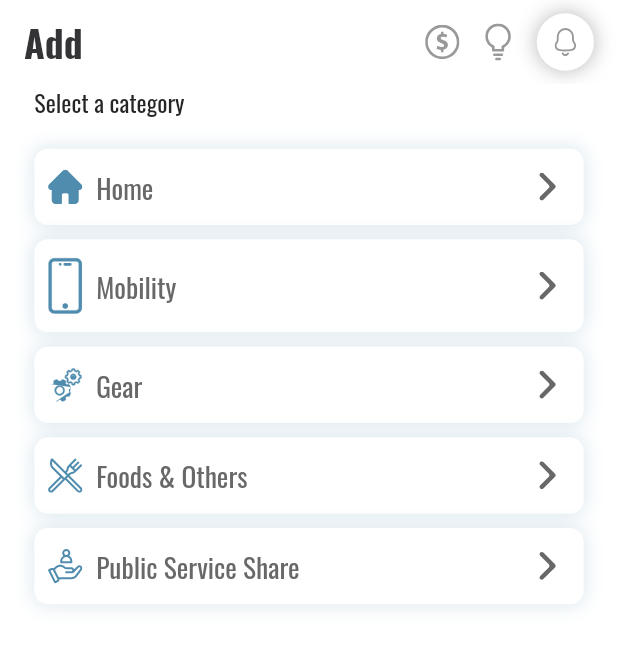
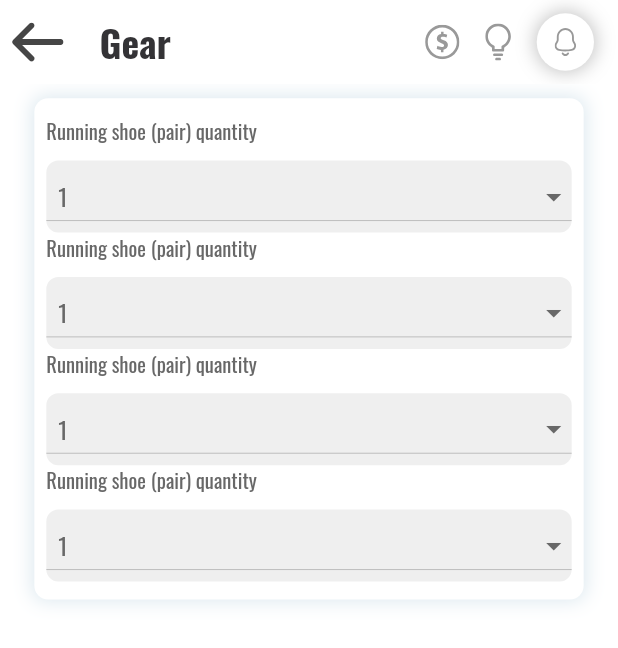
Before and after one commit to kilianjornet/outdoorfootprint, a Flutter app: the AddView screen opened by its route, after a tap on "Gear", on a phone screen of 412 x 824 dp. Shown: the top 648 px of the screen. Run offline on Flutter 3.47's test engine with Material 2 defaults, Android fonts, the phone set to English and light mode, and no system bars; our stand-ins replace connectivity_plus, flutter_screenutil, flutter_svg, get, google_fonts, image_picker; missing offline and left inert: fl_country_code_picker.

Commit message:
gear page added

```diff
--- a/lib/app/data/utils/color_manager.dart
+++ b/lib/app/data/utils/color_manager.dart
@@ -24,4 +24,5 @@ class ColorManager {
   static const cursor = Color(0xFF508CAE);
   static const secondaryField = Color(0xFFEFEFEF);
   static const iconColor = Color(0xFF508CAE);
+  static const dropdownColor = Color(0xFFEFEFEF);
 }
--- a/lib/app/data/utils/string_manager.dart
+++ b/lib/app/data/utils/string_manager.dart
@@ -32,6 +32,8 @@ class StringManager {
   static const enterValidPhoneNumber = 'Please enter a valid phone number';
   static const passwordMismatch = 'Password does not match';
   static const home = 'Home';
+  static const others = 'Others';
+  static const gear = 'Gear';
   static const calculator = 'Calculator';
   static const myFootprint = 'My Footprint';
   static const profile = 'Profile';
@@ -61,4 +63,5 @@ class StringManager {
   static const calculatorCat3 = 'Gear';
   static const calculatorCat4 = 'Foods & Others';
   static const calculatorCat5 = 'Public Service Share';
+  static const gearLabel1 = 'Running shoe (pair) quantity';
 }
--- a/lib/app/data/utils/widget_manager.dart
+++ b/lib/app/data/utils/widget_manager.dart
@@ -787,6 +787,131 @@ class WidgetManager {
     );
   }
 
+  static PreferredSizeWidget primaryAppBarWithBackButton({
+    required String title,
+    required AppBarType type,
+  }) {
+    String assetPath;
+    String tipPath;
+    String notificationPath;
+
+    switch (type) {
+      case AppBarType.primary:
+        assetPath = AssetManager.offsetD;
+        tipPath = AssetManager.tipD;
+        notificationPath = AssetManager.notificationD;
+        break;
+      case AppBarType.secondary:
+        assetPath = AssetManager.offsetD;
+        tipPath = AssetManager.tipD;
+        notificationPath = AssetManager.notificationD;
+        break;
+      case AppBarType.offset:
+        assetPath = AssetManager.offsetE;
+        tipPath = AssetManager.tipD;
+        notificationPath = AssetManager.notificationD;
+        break;
+      case AppBarType.tip:
+        assetPath = AssetManager.offsetD;
+        tipPath = AssetManager.tipE;
+        notificationPath = AssetManager.notificationD;
+        break;
+      case AppBarType.notification:
+        assetPath = AssetManager.offsetD;
+        tipPath = AssetManager.tipD;
+        notificationPath = AssetManager.notificationE;
+        break;
+    }
+    return AppBar(
+      elevation: 0,
+      backgroundColor: ColorManager.white,
+      leading: InkWell(
+        onTap: () {
+          Get.back();
+        },
+        child: Padding(
+          padding: const EdgeInsets.symmetric(horizontal: 8.0),
+          child: SvgPicture.asset(
+            AssetManager.arrow,
+            width: 44.w,
+          ),
+        ),
+      ),
+      leadingWidth: 44.w,
+      title: Row(
+        mainAxisAlignment: MainAxisAlignment.spaceBetween,
+        children: [
+          Row(
+            children: [
+              type == AppBarType.primary
+                  ? const SizedBox()
+                  : SvgPicture.asset(
+                AssetManager.arrow,
+                width: 20.w,
+              ),
+              Text(
+                type == AppBarType.primary ? title : '  $title',
+                style: GoogleFonts.oswald(
+                  fontWeight: FontWeight.w700,
+                  fontSize: 22.sp,
+                  color: ColorManager.displayText,
+                ),
+              ),
+            ],
+          ),
+          Row(
+            children: [
+              GestureDetector(
+                onTap: () async {},
+                child: SvgPicture.asset(
+                  assetPath,
+                  width: 20.w,
+                ),
+              ),
+              Padding(
+                padding: EdgeInsets.symmetric(
+                  horizontal: 15.w,
+                ),
+                child: GestureDetector(
+                  onTap: () async {},
+                  child: SvgPicture.asset(
+                    tipPath,
+                    width: 15.w,
+                  ),
+                ),
+              ),
+              GestureDetector(
+                onTap: () async {},
+                child: Container(
+                  padding: EdgeInsets.all(
+                    10.h,
+                  ),
+                  decoration: BoxDecoration(
+                    shape: BoxShape.circle,
+                    color: ColorManager.white,
+                    boxShadow: [
+                      BoxShadow(
+                        color: ColorManager.black.withOpacity(
+                          0.25,
+                        ),
+                        spreadRadius: 1,
+                        blurRadius: 10,
+                      ),
+                    ],
+                  ),
+                  child: SvgPicture.asset(
+                    notificationPath,
+                    width: 12.5.w,
+                  ),
+                ),
+              ),
+            ],
+          )
+        ],
+      ),
+    );
+  }
+
   static InputDecoration? searchBarDecoration() {
     return InputDecoration(
       isDense: true,
--- a/lib/app/modules/main_modules/calculator_modules/add/views/add_view.dart
+++ b/lib/app/modules/main_modules/calculator_modules/add/views/add_view.dart
@@ -51,12 +51,20 @@ class AddView extends GetView<AddController> {
                   CalculatorWidget.calculatorPageButton3(
                     buttonName: StringManager.calculatorCat3,
                     isEnable: controller.isEnable,
-                    onTap: () async {},
+                    onTap: () async {
+                      await Get.toNamed(
+                        '/gear',
+                      );
+                    },
                   ),
                   CalculatorWidget.calculatorPageButton4(
                     buttonName: StringManager.calculatorCat4,
                     isEnable: controller.isEnable,
-                    onTap: () async {},
+                    onTap: () async {
+                      await Get.toNamed(
+                        '/others',
+                      );
+                    },
                   ),
                   CalculatorWidget.calculatorPageButton5(
                     buttonName: StringManager.calculatorCat5,
--- /dev/null
+++ b/lib/app/modules/main_modules/gear/bindings/gear_binding.dart
@@ -0,0 +1,12 @@
+import 'package:get/get.dart';
+
+import '../controllers/gear_controller.dart';
+
+class GearBinding extends Bindings {
+  @override
+  void dependencies() {
+    Get.lazyPut<GearController>(
+      () => GearController(),
+    );
+  }
+}
--- /dev/null
+++ b/lib/app/modules/main_modules/gear/controllers/gear_controller.dart
@@ -0,0 +1,25 @@
+import 'package:get/get.dart';
+
+class GearController extends GetxController {
+  //TODO: Implement GearController
+
+  final count = 0.obs;
+  var isEnable = true.obs;
+  RxString dropdownValue = "1".obs;
+  @override
+  void onInit() {
+    super.onInit();
+  }
+
+  @override
+  void onReady() {
+    super.onReady();
+  }
+
+  @override
+  void onClose() {
+    super.onClose();
+  }
+
+  void increment() => count.value++;
+}
--- /dev/null
+++ b/lib/app/modules/main_modules/gear/views/gear_view.dart
@@ -0,0 +1,81 @@
+import 'package:flutter/material.dart';
+import 'package:flutter_screenutil/flutter_screenutil.dart';
+
+import 'package:get/get.dart';
+import 'package:my_outdoor_footprint/app/modules/main_modules/gear/widgets/gearwidget.dart';
+
+import '../../../../data/utils/color_manager.dart';
+import '../../../../data/utils/string_manager.dart';
+import '../../../../data/utils/widget_manager.dart';
+import '../controllers/gear_controller.dart';
+
+class GearView extends GetView<GearController> {
+  const GearView({Key? key}) : super(key: key);
+  @override
+  Widget build(BuildContext context) {
+    return Scaffold(
+        backgroundColor: ColorManager.white,
+        appBar: WidgetManager.primaryAppBarWithBackButton(
+          title: StringManager.gear,
+          type: AppBarType.primary,
+        ),
+        body: SingleChildScrollView(
+          physics: const BouncingScrollPhysics(),
+          child: Padding(
+            padding: EdgeInsets.symmetric(
+              horizontal: 20.w,
+            ),
+            child:Container(
+              alignment: Alignment.center,
+              padding: EdgeInsets.symmetric(
+                vertical: 10.h,
+              ),
+              margin: EdgeInsets.only(
+                top: 8.h,
+                //bottom: 20.h,
+              ),
+              decoration: BoxDecoration(
+                color: ColorManager.white,
+                borderRadius: BorderRadius.circular(
+                  8.w,
+                ),
+                boxShadow: [
+                  BoxShadow(
+                    color: ColorManager.button.withOpacity(
+                      0.2,
+                    ),
+                    spreadRadius: 1,
+                    blurRadius: 10,
+                  )
+                ]
+              ),
+              child: Column(
+                children: [
+                  GearWidget.textWithField(
+                    fieldName: StringManager.gearLabel1,
+                    isEnable: controller.isEnable,
+                    dropdownvalue: "1",
+                  ),
+                  GearWidget.textWithField(
+                    fieldName: StringManager.gearLabel1,
+                    isEnable: controller.isEnable,
+                    dropdownvalue: "1",
+                  ),
+                  GearWidget.textWithField(
+                    fieldName: StringManager.gearLabel1,
+                    isEnable: controller.isEnable,
+                    dropdownvalue: "1",
+                  ),
+                  GearWidget.textWithField(
+                    fieldName: StringManager.gearLabel1,
+                    isEnable: controller.isEnable,
+                    dropdownvalue: "1",
+                  ),
+                ],
+              ),
+            )
+          ),
+        )
+    );
+  }
+}
--- /dev/null
+++ b/lib/app/modules/main_modules/gear/widgets/gearwidget.dart
@@ -0,0 +1,101 @@
+import 'package:flutter/material.dart';
+import 'package:flutter_screenutil/flutter_screenutil.dart';
+import 'package:flutter_svg/svg.dart';
+import 'package:get/get.dart';
+import 'package:google_fonts/google_fonts.dart';
+
+import '../../../../data/utils/asset_manager.dart';
+import '../../../../data/utils/color_manager.dart';
+
+class GearWidget{
+  GearWidget._();
+
+  static Widget textWithField({
+    required String? fieldName,
+    required var isEnable,
+    required String?dropdownvalue,
+  }) {
+    var isPressed = false.obs;
+    return GestureDetector(
+        onTapDown: (value) {
+          if (isEnable.value == true) {
+            isPressed.value = true;
+          }
+        },
+        onTapUp: (value) {
+          if (isEnable.value == true) {
+            isPressed.value = false;
+          }
+        },
+        child: Column(
+          crossAxisAlignment: CrossAxisAlignment.start,
+          mainAxisAlignment: MainAxisAlignment.start,
+          children: [
+            Padding(
+              padding: const EdgeInsets.symmetric(horizontal: 8.0),
+              child: Align(
+                alignment: Alignment.centerLeft,
+                child: Text(
+                  fieldName!,
+                  style: GoogleFonts.oswald(
+                    fontSize: 12.sp,
+                    fontWeight: FontWeight.w400,
+                    color: ColorManager.labelText,
+                  ),
+                ),
+              ),
+            ),
+            SizedBox(height: 8.h,),
+            Padding(
+              padding: const EdgeInsets.symmetric(horizontal: 8.0),
+              child: DecoratedBox(
+                  decoration: BoxDecoration(
+                    color:ColorManager.dropdownColor, //background color of dropdown button
+                    border: Border.all(color: ColorManager.dropdownColor,
+                        width:3), //border of dropdown button
+                    borderRadius: BorderRadius.circular(8), //border raiuds of dropdown button
+                  ),
+
+                  child:DropdownButton<String>(
+                    value: dropdownvalue,
+                    hint: null,
+                    isExpanded: true,
+                    items: <String>['1', '2', '3', '4','5','6','7','8','9','10']
+                        .map<DropdownMenuItem<String>>((String value) {
+                      return DropdownMenuItem<String>(
+                        value: value,
+                        child: Padding(
+                          padding: const EdgeInsets.symmetric(horizontal: 8.0),
+                          child: Text(
+                            value,
+                            style: GoogleFonts.oswald(
+                              fontSize: 14.sp,
+                              fontWeight: FontWeight.w400,
+                              color: ColorManager.labelText,
+                            ),
+                          ),
+                        ),
+                      );
+                    }).toList(),
+                    onChanged: (value){ //get value when changed
+                      print("You selected $value");
+                    },
+                    icon: const Padding( //Icon at tail, arrow bottom is default icon
+                        padding: EdgeInsets.only(left:20),
+                        child:Icon(Icons.arrow_drop_down)
+                    ),
+                    iconEnabledColor: ColorManager.labelText, //Icon color
+                    style: GoogleFonts.oswald(
+                    fontSize: 14.sp,
+                    fontWeight: FontWeight.w400,
+                    color: ColorManager.labelText,
+                  ),
+                    dropdownColor: ColorManager.white, //dropdown background color
+                  )
+              ),
+            )
+          ],
+        ),
+    );
+  }
+}
--- /dev/null
+++ b/lib/app/modules/main_modules/others/bindings/others_binding.dart
@@ -0,0 +1,12 @@
+import 'package:get/get.dart';
+
+import '../controllers/others_controller.dart';
+
+class OthersBinding extends Bindings {
+  @override
+  void dependencies() {
+    Get.lazyPut<OthersController>(
+      () => OthersController(),
+    );
+  }
+}
--- /dev/null
+++ b/lib/app/modules/main_modules/others/controllers/others_controller.dart
@@ -0,0 +1,23 @@
+import 'package:get/get.dart';
+
+class OthersController extends GetxController {
+  //TODO: Implement OthersController
+
+  final count = 0.obs;
+  @override
+  void onInit() {
+    super.onInit();
+  }
+
+  @override
+  void onReady() {
+    super.onReady();
+  }
+
+  @override
+  void onClose() {
+    super.onClose();
+  }
+
+  void increment() => count.value++;
+}
--- /dev/null
+++ b/lib/app/modules/main_modules/others/views/others_view.dart
@@ -0,0 +1,35 @@
+import 'package:flutter/material.dart';
+import 'package:flutter_screenutil/flutter_screenutil.dart';
+
+import 'package:get/get.dart';
+
+import '../../../../data/utils/color_manager.dart';
+import '../../../../data/utils/string_manager.dart';
+import '../../../../data/utils/widget_manager.dart';
+
+import '../controllers/others_controller.dart';
+
+class OthersView extends GetView<OthersController> {
+  const OthersView({Key? key}) : super(key: key);
+  @override
+  Widget build(BuildContext context) {
+    return Scaffold(
+        backgroundColor: ColorManager.white,
+        appBar: WidgetManager.primaryAppBarWithBackButton(
+          title: StringManager.others,
+          type: AppBarType.primary,
+        ),
+        body: SingleChildScrollView(
+          physics: const BouncingScrollPhysics(),
+          child: Padding(
+            padding: EdgeInsets.symmetric(
+              horizontal: 20.w,
+            ),
+            child: Container(
+
+            ),
+          ),
+        )
+    );
+  }
+}
--- a/lib/app/routes/app_pages.dart
+++ b/lib/app/routes/app_pages.dart
@@ -14,12 +14,16 @@ import '../modules/auth_modules/splash/bindings/splash_binding.dart';
 import '../modules/auth_modules/splash/views/splash_view.dart';
 import '../modules/main_modules/calculator_modules/add/bindings/add_binding.dart';
 import '../modules/main_modules/calculator_modules/add/views/add_view.dart';
+import '../modules/main_modules/gear/bindings/gear_binding.dart';
+import '../modules/main_modules/gear/views/gear_view.dart';
 import '../modules/main_modules/home/bindings/home_binding.dart';
 import '../modules/main_modules/home/views/home_view.dart';
 import '../modules/main_modules/my_footprint/bindings/my_footprint_binding.dart';
 import '../modules/main_modules/my_footprint/views/my_footprint_view.dart';
 import '../modules/main_modules/navigation_bar/bindings/navigation_bar_binding.dart';
 import '../modules/main_modules/navigation_bar/views/navigation_bar_view.dart';
+import '../modules/main_modules/others/bindings/others_binding.dart';
+import '../modules/main_modules/others/views/others_view.dart';
 import '../modules/main_modules/profile/bindings/profile_binding.dart';
 import '../modules/main_modules/profile/views/profile_view.dart';
 import '../modules/misc_modules/custom_dialog/bindings/custom_dialog_binding.dart';
@@ -93,5 +97,15 @@ class AppPages {
       page: () => CustomDialogView(),
       binding: CustomDialogBinding(),
     ),
+    GetPage(
+      name: _Paths.GEAR,
+      page: () => const GearView(),
+      binding: GearBinding(),
+    ),
+    GetPage(
+      name: _Paths.OTHERS,
+      page: () => const OthersView(),
+      binding: OthersBinding(),
+    ),
   ];
 }
--- a/lib/app/routes/app_routes.dart
+++ b/lib/app/routes/app_routes.dart
@@ -15,6 +15,8 @@ abstract class Routes {
   static const VERIFY_OTP = _Paths.VERIFY_OTP;
   static const RESET_PASSWORD = _Paths.RESET_PASSWORD;
   static const CUSTOM_DIALOG = _Paths.CUSTOM_DIALOG;
+  static const GEAR = _Paths.GEAR;
+  static const OTHERS = _Paths.OTHERS;
 }
 
 abstract class _Paths {
@@ -31,4 +33,6 @@ abstract class _Paths {
   static const VERIFY_OTP = '/verify-otp';
   static const RESET_PASSWORD = '/reset-password';
   static const CUSTOM_DIALOG = '/custom-dialog';
+  static const GEAR = '/gear';
+  static const OTHERS = '/others';
 }
```
